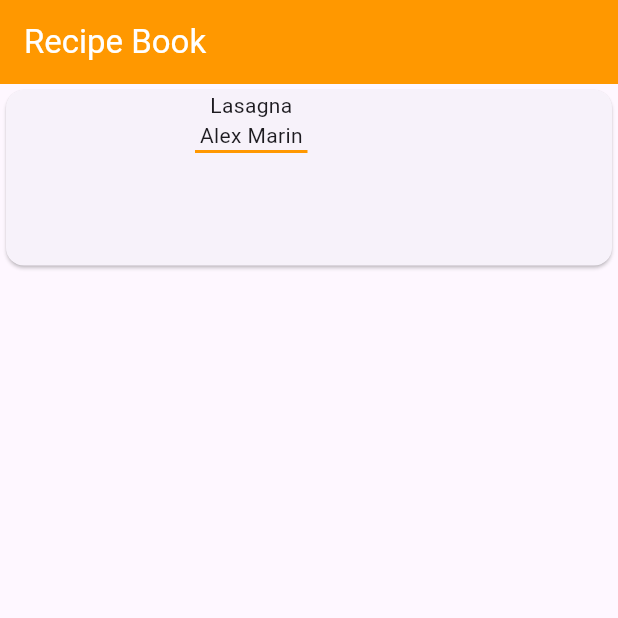
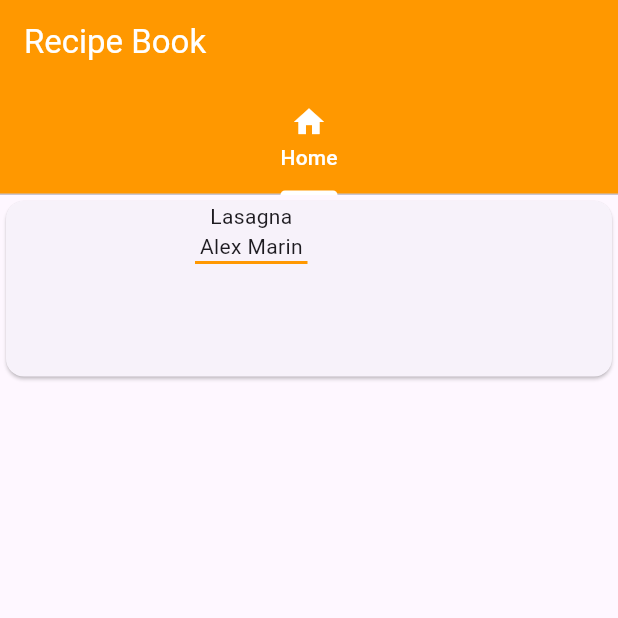
Before and after one commit to Scr1ptechnick/recipe, a Flutter app: the screen it shows after launch, on a phone screen of 412 x 824 dp, the top half of it. Run offline on Flutter 3.47's test engine with Material 3 defaults, Android fonts, the phone set to English and light mode, and no system bars.

Commit message:
Basic Widgets

```diff
--- a/lib/main.dart
+++ b/lib/main.dart
@@ -1,4 +1,5 @@
 import 'package:flutter/material.dart';
+import 'package:recipe/screens/home_screen.dart';
 
 void main() => runApp(const MyApp());
 
@@ -20,36 +21,22 @@ class RecipeBook extends StatelessWidget {
 
   @override
   Widget build(BuildContext context) {
-    return Scaffold(
+    return DefaultTabController(
+      length: 4,
+      child: Scaffold(
       appBar: AppBar(
         backgroundColor: Colors.orange,
         title: Text('Recipe Book', style: TextStyle(color: Colors.white)),
+        bottom: TabBar(
+          indicatorColor: Colors.white,
+          labelColor: Colors.white,
+          unselectedLabelColor: Colors.white,
+          tabs: [
+          Tab(icon: Icon(Icons.home),
+          text: 'Home',)
+        ]),
       ),
-      body: Container(width: MediaQuery.of(context).size.width, height: 125,
-        child: Card(
-          child: Row(
-            children: <Widget>[
-              Container(
-                height: 125,
-                width: 100,
-                child: ClipRRect(
-                  borderRadius: BorderRadius.circular(10),
-                  child: Container(),),
-              ),
-              SizedBox(width: 26,),
-              Column(children: <Widget>[
-                Text('Lasagna'),
-                Text('Alex Marin'),
-                Container(
-                  height: 2,
-                  width: 75,
-                  color: Colors.orange,
-                )
-              ],)
-            ],
-          ),
-        ),
-      ),
+      body: TabBarView(children: [HomeScreen()]))
     );
   }
 }
--- /dev/null
+++ b/lib/screens/home_screen.dart
@@ -0,0 +1,37 @@
+import 'package:flutter/material.dart';
+
+class HomeScreen extends StatelessWidget {
+  const HomeScreen({super.key});
+
+  @override
+  Widget build(BuildContext context) {
+    return Scaffold(
+      body: Container(
+      width: MediaQuery.of(context).size.width, height: 125,
+        child: Card(
+          child: Row(
+            children: <Widget>[
+              Container(
+                height: 125,
+                width: 100,
+                child: ClipRRect(
+                  borderRadius: BorderRadius.circular(10),
+                  child: Container(),),
+              ),
+              SizedBox(width: 26,),
+              Column(children: <Widget>[
+                Text('Lasagna'),
+                Text('Alex Marin'),
+                Container(
+                  height: 2,
+                  width: 75,
+                  color: Colors.orange,
+                )
+              ],)
+            ],
+          ),
+        ),
+      ),
+    );
+  }
+}
```
